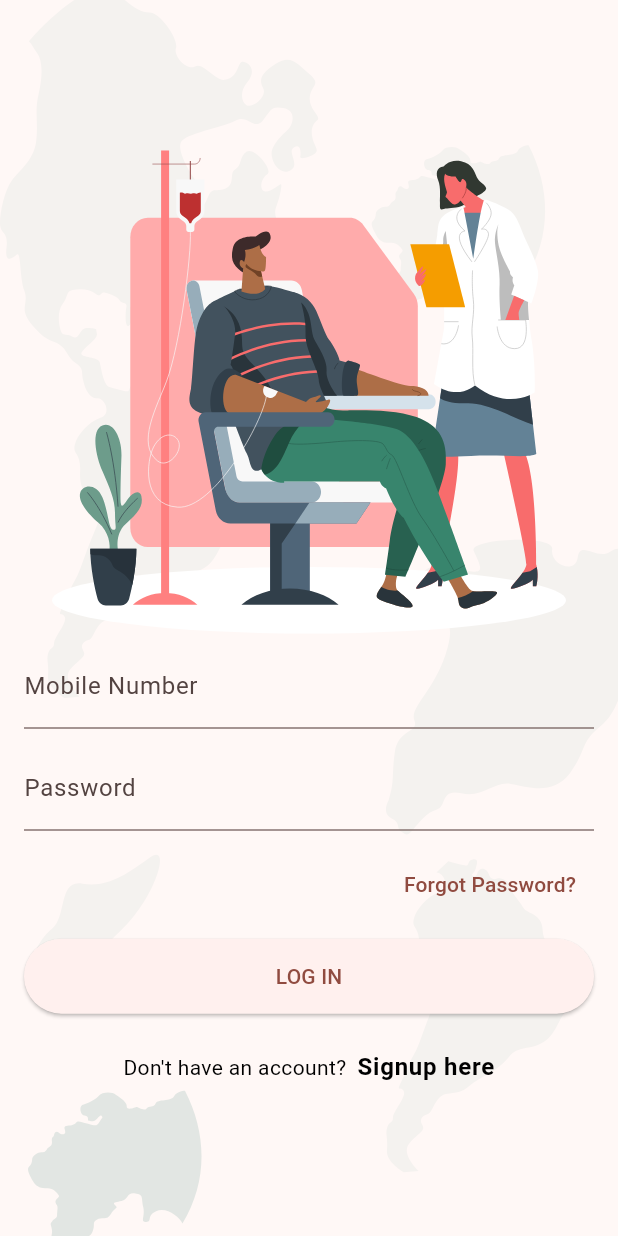
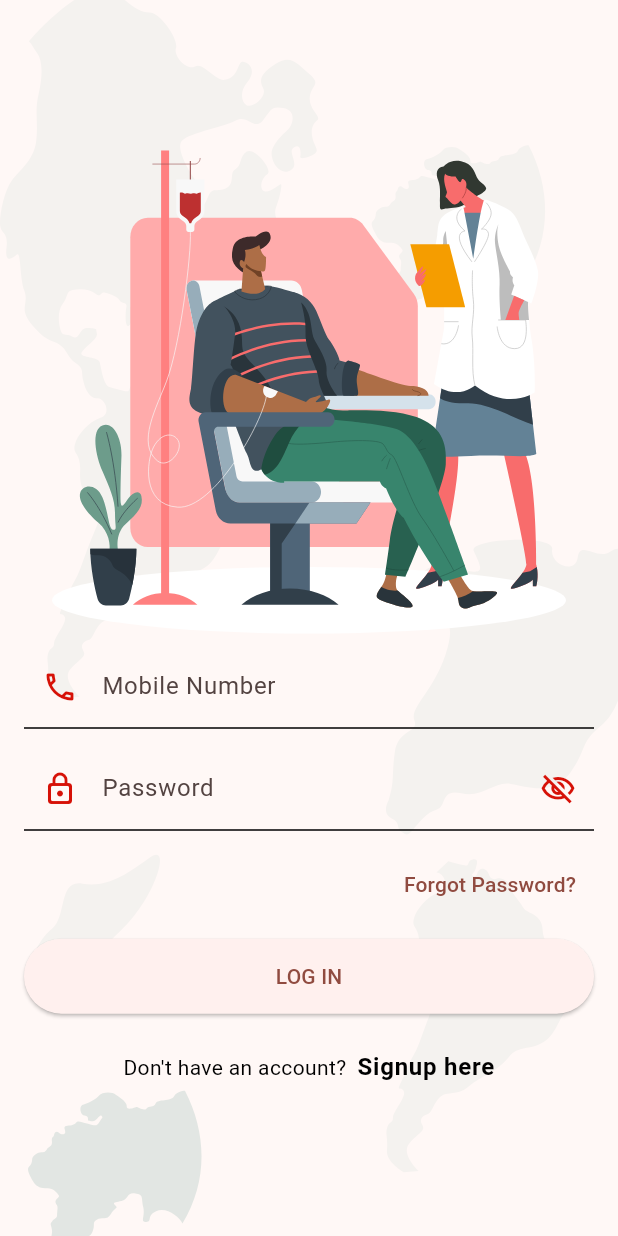
Before and after one commit to akhiljoseko/life_flow, a Flutter app: the LoginScreen screen opened by its route, on a phone screen of 412 x 824 dp. Run offline on Flutter 3.47's test engine with Material 2 defaults, Android fonts, the phone set to English and light mode, and no system bars; our stand-ins replace flutter_bloc, flutter_svg, go_router, otp_text_field, responsive_framework.

Commit message:
ui issue fixes
- Add icons in text fields
- change theme of text fields
- ui break fix when key board opens

```diff
--- a/lib/app/app_theme.dart
+++ b/lib/app/app_theme.dart
@@ -5,6 +5,14 @@ class AppTheme {
     useMaterial3: true,
     colorScheme: ColorScheme.fromSeed(
       seedColor: AppColors.lightThemeSeedColor,
+    ),
+    inputDecorationTheme: const InputDecorationTheme(
+      border: UnderlineInputBorder(),
+      focusedBorder: UnderlineInputBorder(),
+      enabledBorder: UnderlineInputBorder(),
+      iconColor: AppColors.lightThemeSeedColor,
+      prefixIconColor: AppColors.lightThemeSeedColor,
+      suffixIconColor: AppColors.lightThemeSeedColor,
     ),
   );
 }
--- a/lib/view/login/login_screen.dart
+++ b/lib/view/login/login_screen.dart
@@ -4,6 +4,7 @@ import 'package:flutter_svg/flutter_svg.dart';
 import 'package:go_router/go_router.dart';
 import 'package:life_flow/app/app.dart';
 import 'package:life_flow/core/authentication/cubit/authentication_cubit.dart';
+import 'package:life_flow/view/widgets/password_text_form_field.dart';
 import 'package:life_flow/view/widgets/question_button.dart';
 import 'package:life_flow/view/widgets/screen_background.dart';
 import 'package:life_flow/view/widgets/spacing.dart';
@@ -30,18 +31,13 @@ class LoginScreen extends StatelessWidget {
                   label: Text(
                     "Mobile Number",
                   ),
+                  prefixIcon: Icon(
+                    Icons.phone_outlined,
+                  ),
                 ),
               ),
               const Vspace(12),
-              TextFormField(
-                textInputAction: TextInputAction.done,
-                obscureText: true,
-                decoration: const InputDecoration(
-                  label: Text(
-                    "Password",
-                  ),
-                ),
-              ),
+              const PasswordTextFormField(),
               const Vspace(12),
               Align(
                 alignment: Alignment.centerRight,
--- a/lib/view/registeration/verify_otp_screen.dart
+++ b/lib/view/registeration/verify_otp_screen.dart
@@ -2,6 +2,7 @@ import 'package:flutter/material.dart';
 import 'package:flutter_svg/flutter_svg.dart';
 import 'package:go_router/go_router.dart';
 import 'package:life_flow/app/app.dart';
+import 'package:life_flow/view/widgets/screen_background.dart';
 import 'package:life_flow/view/widgets/spacing.dart';
 import 'package:otp_text_field/otp_text_field.dart';
 import 'package:otp_text_field/style.dart';
@@ -12,7 +13,7 @@ class VerifyOtpScreen extends StatelessWidget {
   @override
   Widget build(BuildContext context) {
     return Scaffold(
-      body: SizedBox.expand(
+      body: ScreenBackground(
         child: ScreenAroundPadding(
           child: Column(
             mainAxisAlignment: MainAxisAlignment.center,
--- a/lib/view/welcome/welcome_screen.dart
+++ b/lib/view/welcome/welcome_screen.dart
@@ -17,7 +17,7 @@ class WelcomeScreen extends StatelessWidget {
             mainAxisAlignment: MainAxisAlignment.end,
             children: [
               Text(
-                "LifeFlow",
+                "Life Flow",
                 style: Theme.of(context).textTheme.headlineLarge?.copyWith(
                       color: AppColors.lightThemeSeedColor,
                       fontWeight: FontWeight.bold,
@@ -48,8 +48,6 @@ class WelcomeScreen extends StatelessWidget {
                   context.goNamed(RouteNames.register);
                 },
                 style: ElevatedButton.styleFrom(
-                  // backgroundColor: AppColors.lightThemeSeedColor,
-                  // foregroundColor: AppColors.white,
                   minimumSize: const Size(double.maxFinite, 50),
                 ),
                 child: const Text("SIGN UP"),
--- a/lib/view/widgets/inline_date_input_field.dart
+++ b/lib/view/widgets/inline_date_input_field.dart
@@ -40,7 +40,6 @@ class _InlineDateInputState extends State<InlineDateInput> {
       readOnly: true,
       validator: (value) => widget.validator?.call(_selectedDate),
       decoration: InputDecoration(
-        floatingLabelBehavior: FloatingLabelBehavior.never,
         label: Text(widget.label),
         suffixIcon: _selectedDate != null
             ? InkWell(
--- /dev/null
+++ b/lib/view/widgets/password_text_form_field.dart
@@ -0,0 +1,32 @@
+import 'package:flutter/material.dart';
+
+class PasswordTextFormField extends StatelessWidget {
+  const PasswordTextFormField({
+    super.key,
+    this.label,
+  });
+
+  final String? label;
+
+  @override
+  Widget build(BuildContext context) {
+    return TextFormField(
+      textInputAction: TextInputAction.done,
+      obscureText: true,
+      decoration: InputDecoration(
+        label: Text(
+          label ?? "Password",
+        ),
+        prefixIcon: const Icon(
+          Icons.lock_outline_rounded,
+        ),
+        suffixIcon: IconButton(
+          onPressed: () {},
+          icon: const Icon(
+            Icons.visibility_off_outlined,
+          ),
+        ),
+      ),
+    );
+  }
+}
--- a/lib/view/widgets/question_button.dart
+++ b/lib/view/widgets/question_button.dart
@@ -15,7 +15,9 @@ class QuestionButton extends StatelessWidget {
 
   @override
   Widget build(BuildContext context) {
-    return RichText(
+    return Align(
+      alignment: Alignment.center,
+      child: RichText(
         text: TextSpan(
           text: question,
           style: Theme.of(context)
@@ -33,6 +35,7 @@ class QuestionButton extends StatelessWidget {
             )
           ],
         ),
+      ),
     );
   }
 }
--- a/lib/view/widgets/spacing.dart
+++ b/lib/view/widgets/spacing.dart
@@ -37,7 +37,7 @@ class ScreenAroundPadding extends StatelessWidget {
   @override
   Widget build(BuildContext context) {
     return Padding(
-      padding: const EdgeInsets.all(16.0),
+      padding: const EdgeInsets.symmetric(horizontal: 16.0),
       child: child,
     );
   }
```
Also changed, not shown: lib/view/registeration/registration_screen.dart (+17 -24 lines), lib/view/registeration/user_details_screen.dart (+8 -2 lines). Lines whose indentation alone changed are shown as unchanged.
